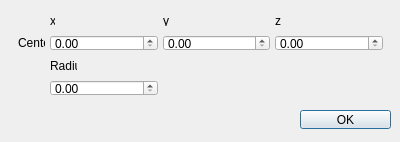
Above: QtGui/Create_Sphere.ui from c-zar/Qt-OpenGL-Raytracer before the change. Below: the same form after it.
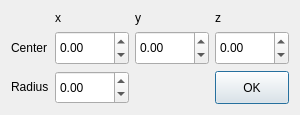
That is the form after the change.

Commit message: Got the spheres working

Diff of the .ui file:
```diff
--- a/QtGui/Create_Sphere.ui
+++ b/QtGui/Create_Sphere.ui
@@ -6,57 +6,41 @@
    <rect>
     <x>0</x>
     <y>0</y>
-    <width>400</width>
-    <height>142</height>
+    <width>300</width>
+    <height>115</height>
    </rect>
   </property>
+  <property name="sizePolicy">
+   <sizepolicy hsizetype="Fixed" vsizetype="Fixed">
+    <horstretch>0</horstretch>
+    <verstretch>0</verstretch>
+   </sizepolicy>
+  </property>
+  <property name="minimumSize">
+   <size>
+    <width>300</width>
+    <height>115</height>
+   </size>
+  </property>
   <property name="windowTitle">
    <string>Create_Sphere</string>
   </property>
-  <widget class="QLabel" name="label_3">
-   <property name="geometry">
-    <rect>
-     <x>275</x>
-     <y>15</y>
-     <width>108</width>
-     <height>11</height>
-    </rect>
-   </property>
+  <layout class="QGridLayout" name="gridLayout">
+   <item row="0" column="1">
+    <widget class="QLabel" name="label">
    <property name="sizePolicy">
-    <sizepolicy hsizetype="Preferred" vsizetype="Fixed">
+      <sizepolicy hsizetype="Fixed" vsizetype="Fixed">
      <horstretch>0</horstretch>
      <verstretch>0</verstretch>
     </sizepolicy>
    </property>
    <property name="text">
-    <string>z</string>
-   </property>
-  </widget>
-  <widget class="QDoubleSpinBox" name="doubleSpinBoxY">
-   <property name="geometry">
-    <rect>
-     <x>163</x>
-     <y>35</y>
-     <width>107</width>
-     <height>16</height>
-    </rect>
-   </property>
-   <property name="sizePolicy">
-    <sizepolicy hsizetype="Expanding" vsizetype="Fixed">
-     <horstretch>0</horstretch>
-     <verstretch>0</verstretch>
-    </sizepolicy>
-   </property>
-  </widget>
+      <string>x</string>
+     </property>
+    </widget>
+   </item>
+   <item row="0" column="2">
   <widget class="QLabel" name="label_2">
-   <property name="geometry">
-    <rect>
-     <x>163</x>
-     <y>15</y>
-     <width>107</width>
-     <height>11</height>
-    </rect>
-   </property>
    <property name="sizePolicy">
     <sizepolicy hsizetype="Preferred" vsizetype="Fixed">
      <horstretch>0</horstretch>
@@ -67,15 +51,22 @@
     <string>y</string>
    </property>
   </widget>
+   </item>
+   <item row="0" column="3">
+    <widget class="QLabel" name="label_3">
+     <property name="sizePolicy">
+      <sizepolicy hsizetype="Preferred" vsizetype="Fixed">
+       <horstretch>0</horstretch>
+       <verstretch>0</verstretch>
+      </sizepolicy>
+     </property>
+     <property name="text">
+      <string>z</string>
+     </property>
+    </widget>
+   </item>
+   <item row="1" column="0">
   <widget class="QLabel" name="label_4">
-   <property name="geometry">
-    <rect>
-     <x>18</x>
-     <y>35</y>
-     <width>27</width>
-     <height>16</height>
-    </rect>
-   </property>
    <property name="sizePolicy">
     <sizepolicy hsizetype="Fixed" vsizetype="Preferred">
      <horstretch>0</horstretch>
@@ -86,66 +77,73 @@
     <string>Center</string>
    </property>
   </widget>
+   </item>
+   <item row="1" column="1">
   <widget class="QDoubleSpinBox" name="doubleSpinBoxX">
-   <property name="geometry">
-    <rect>
-     <x>50</x>
-     <y>35</y>
-     <width>108</width>
-     <height>16</height>
-    </rect>
-   </property>
    <property name="sizePolicy">
-    <sizepolicy hsizetype="Expanding" vsizetype="Fixed">
+      <sizepolicy hsizetype="Expanding" vsizetype="Expanding">
      <horstretch>0</horstretch>
      <verstretch>0</verstretch>
     </sizepolicy>
    </property>
-  </widget>
-  <widget class="QLabel" name="label">
-   <property name="geometry">
-    <rect>
-     <x>50</x>
-     <y>15</y>
-     <width>5</width>
-     <height>11</height>
-    </rect>
-   </property>
+     <property name="minimum">
+      <double>-1000.000000000000000</double>
+     </property>
+     <property name="maximum">
+      <double>1000.000000000000000</double>
+     </property>
+    </widget>
+   </item>
+   <item row="1" column="2">
+    <widget class="QDoubleSpinBox" name="doubleSpinBoxY">
    <property name="sizePolicy">
-    <sizepolicy hsizetype="Fixed" vsizetype="Fixed">
+      <sizepolicy hsizetype="Expanding" vsizetype="Expanding">
      <horstretch>0</horstretch>
      <verstretch>0</verstretch>
     </sizepolicy>
    </property>
-   <property name="text">
-    <string>x</string>
-   </property>
-  </widget>
+     <property name="minimum">
+      <double>-1000.000000000000000</double>
+     </property>
+     <property name="maximum">
+      <double>1000.000000000000000</double>
+     </property>
+    </widget>
+   </item>
+   <item row="1" column="3">
   <widget class="QDoubleSpinBox" name="doubleSpinBoxZ">
-   <property name="geometry">
-    <rect>
-     <x>275</x>
-     <y>35</y>
-     <width>108</width>
-     <height>16</height>
-    </rect>
-   </property>
+     <property name="sizePolicy">
+      <sizepolicy hsizetype="Expanding" vsizetype="Expanding">
+       <horstretch>0</horstretch>
+       <verstretch>0</verstretch>
+      </sizepolicy>
+     </property>
+     <property name="minimum">
+      <double>-1000.000000000000000</double>
+     </property>
+     <property name="maximum">
+      <double>1000.000000000000000</double>
+     </property>
+    </widget>
+   </item>
+   <item row="3" column="1">
+    <widget class="QDoubleSpinBox" name="doubleSpinBoxRadius">
    <property name="sizePolicy">
-    <sizepolicy hsizetype="Expanding" vsizetype="Fixed">
+      <sizepolicy hsizetype="Expanding" vsizetype="Expanding">
      <horstretch>0</horstretch>
      <verstretch>0</verstretch>
     </sizepolicy>
    </property>
-  </widget>
+     <property name="minimum">
+      <double>-1000.000000000000000</double>
+     </property>
+     <property name="maximum">
+      <double>1000.000000000000000</double>
+     </property>
+    </widget>
+   </item>
+   <item row="3" column="0">
   <widget class="QLabel" name="label_7">
-   <property name="geometry">
-    <rect>
-     <x>50</x>
-     <y>60</y>
-     <width>27</width>
-     <height>11</height>
-    </rect>
-   </property>
    <property name="sizePolicy">
     <sizepolicy hsizetype="Fixed" vsizetype="Fixed">
      <horstretch>0</horstretch>
@@ -156,35 +154,21 @@
     <string>Radius</string>
    </property>
   </widget>
-  <widget class="QDoubleSpinBox" name="doubleSpinBoxRadius">
-   <property name="geometry">
-    <rect>
-     <x>50</x>
-     <y>80</y>
-     <width>108</width>
-     <height>16</height>
-    </rect>
-   </property>
-   <property name="sizePolicy">
-    <sizepolicy hsizetype="Expanding" vsizetype="Fixed">
-     <horstretch>0</horstretch>
-     <verstretch>0</verstretch>
-    </sizepolicy>
-   </property>
-  </widget>
+   </item>
+   <item row="3" column="3">
   <widget class="QPushButton" name="btnOK">
-   <property name="geometry">
-    <rect>
-     <x>300</x>
-     <y>110</y>
-     <width>91</width>
-     <height>19</height>
-    </rect>
+     <property name="sizePolicy">
+      <sizepolicy hsizetype="Expanding" vsizetype="Expanding">
+       <horstretch>0</horstretch>
+       <verstretch>0</verstretch>
+      </sizepolicy>
    </property>
    <property name="text">
     <string>OK</string>
    </property>
   </widget>
+   </item>
+  </layout>
  </widget>
  <layoutdefault spacing="6" margin="11"/>
  <resources/>
```
Lines whose indentation alone changed are shown as unchanged. The commit also changes 24 other files.
